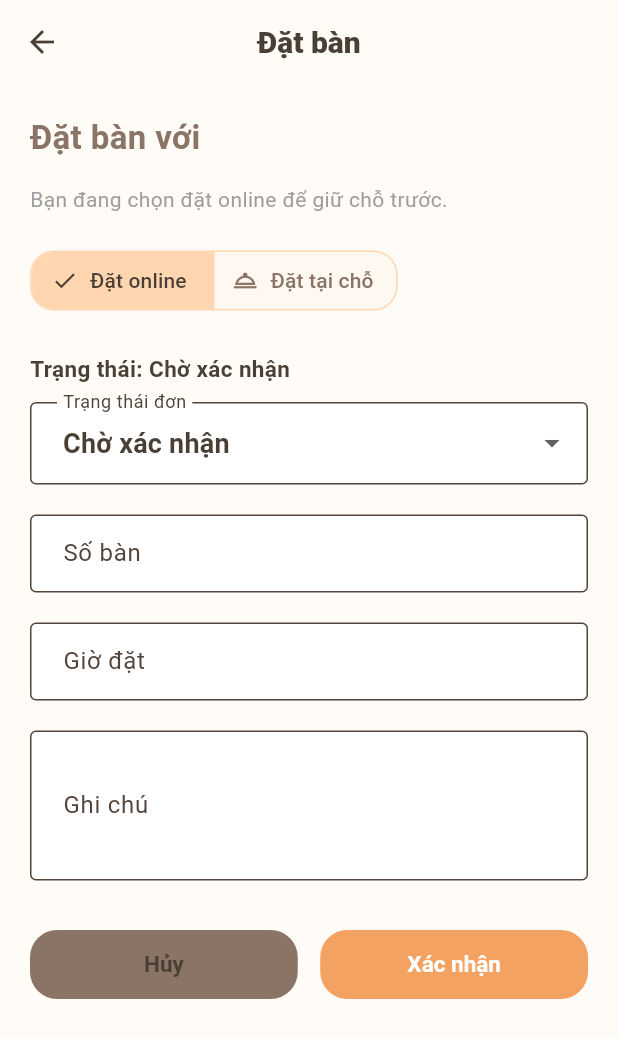
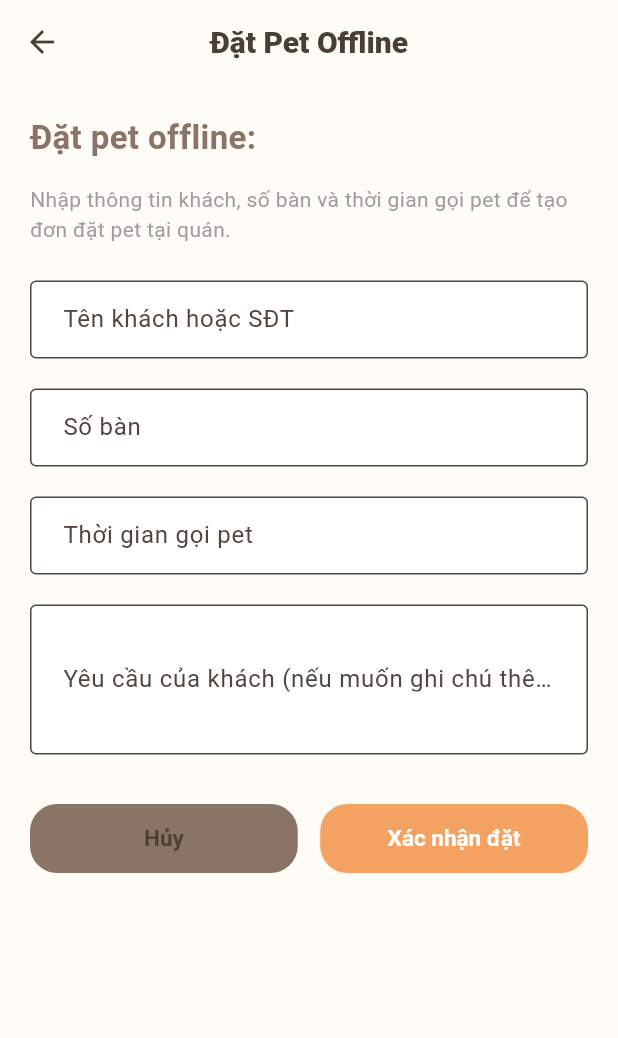
Before and after one commit to Tran-Tuyen-144/Project-Mobile-Sum26, a Flutter app: the BookingPetScreen screen opened directly with empty values, on a phone screen of 412 x 824 dp. Shown: the top 1038 px of the screen. Run offline on Flutter 3.47's test engine with Material 3 defaults, Android fonts, the light colour scheme and no system bars; our stand-ins replace app_links, firebase_core, go_router, image_picker, share_plus, shared_preferences; accounts and stored records are empty.

Commit message:
Update offline pet booking flow, labels, and add new pet entries

```diff
--- a/lib/screens/customer/PetProfile/booking_pet_screen.dart
+++ b/lib/screens/customer/PetProfile/booking_pet_screen.dart
@@ -1,5 +1,6 @@
 import 'package:flutter/material.dart';
 
+import '../../../services/pet_booking_store.dart';
 import '../../../theme/app_colors.dart';
 
 class BookingPetScreen extends StatefulWidget {
@@ -17,29 +18,33 @@ class BookingPetScreen extends StatefulWidget {
 
 class _BookingPetScreenState extends State<BookingPetScreen> {
   final _formKey = GlobalKey<FormState>();
+  final TextEditingController customerController = TextEditingController();
   final TextEditingController tableController = TextEditingController();
-  final TextEditingController hourController = TextEditingController();
+  final TextEditingController timeController = TextEditingController();
   final TextEditingController noteController = TextEditingController();
 
-  String _bookingMode = 'online';
-  String _bookingStatus = 'pending';
+  late final String _selectedPetName;
 
-  final Map<String, String> _statusLabels = {
-    'pending': 'Chờ xác nhận',
-    'confirmed': 'Đã xác nhận',
-    'serving': 'Đang phục vụ',
-    'completed': 'Hoàn thành',
-    'cancelled': 'Đã hủy',
-  };
+  @override
+  void initState() {
+    super.initState();
+    _selectedPetName = widget.petName;
+  }
+
+  @override
+  void dispose() {
+    customerController.dispose();
+    tableController.dispose();
+    timeController.dispose();
+    noteController.dispose();
+    super.dispose();
+  }
 
   @override
   Widget build(BuildContext context) {
-    final isWalkIn = _bookingMode == 'walk_in';
-    final currentStatusLabel = _statusLabels[_bookingStatus] ?? 'Chờ xác nhận';
-
     return Scaffold(
       appBar: AppBar(
-        title: const Text("Đặt bàn"),
+        title: const Text('Đặt Pet Offline'),
       ),
       body: SingleChildScrollView(
         padding: const EdgeInsets.all(20),
@@ -49,114 +54,55 @@ class _BookingPetScreenState extends State<BookingPetScreen> {
             crossAxisAlignment: CrossAxisAlignment.start,
             children: [
               Text(
-                "Đặt bàn với ${widget.petName}",
+                'Đặt pet offline: $_selectedPetName',
                 style: const TextStyle(
                   fontSize: 22,
                   fontWeight: FontWeight.bold,
                 ),
               ),
               const SizedBox(height: 16),
-              Text(
-                isWalkIn
-                    ? "Bạn đang chọn gọi tại chỗ để đến trực tiếp."
-                    : "Bạn đang chọn đặt online để giữ chỗ trước.",
-                style: const TextStyle(fontSize: 14, color: Colors.grey),
-              ),
-              const SizedBox(height: 20),
-              SegmentedButton<String>(
-                style: ButtonStyle(
-                  backgroundColor: MaterialStateProperty.resolveWith((states) {
-                    return states.contains(MaterialState.selected)
-                        ? AppColors.primarySoft
-                        : AppColors.cream;
-                  }),
-                  foregroundColor: MaterialStateProperty.resolveWith((states) {
-                    return states.contains(MaterialState.selected)
-                        ? AppColors.textDark
-                        : AppColors.textSoft;
-                  }),
-                  side: MaterialStateProperty.all(
-                    BorderSide(color: AppColors.primarySoft),
-                  ),
-                  shape: MaterialStateProperty.all(
-                    RoundedRectangleBorder(
-                      borderRadius: BorderRadius.circular(16),
-                    ),
-                  ),
-                ),
-                segments: const [
-                  ButtonSegment<String>(
-                    value: 'online',
-                    label: Text('Đặt online'),
-                    icon: Icon(Icons.online_prediction),
-                  ),
-                  ButtonSegment<String>(
-                    value: 'walk_in',
-                    label: Text('Đặt tại chỗ'),
-                    icon: Icon(Icons.room_service_outlined),
-                  ),
-                ],
-                selected: <String>{_bookingMode},
-                onSelectionChanged: (Set<String> newSelection) {
-                  setState(() {
-                    _bookingMode = newSelection.first;
-                  });
-                },
+              const Text(
+                'Nhập thông tin khách, số bàn và thời gian gọi pet để tạo đơn đặt pet tại quán.',
+                style: TextStyle(fontSize: 14, color: Colors.grey),
               ),
               const SizedBox(height: 24),
-              Text(
-                'Trạng thái: $currentStatusLabel',
-                style: const TextStyle(
-                  fontSize: 15,
-                  fontWeight: FontWeight.w600,
-                  color: AppColors.textDark,
-                ),
-              ),
-              const SizedBox(height: 12),
-              DropdownButtonFormField<String>(
-                value: _bookingStatus,
+              TextFormField(
+                controller: customerController,
                 decoration: const InputDecoration(
-                  labelText: 'Trạng thái đơn',
+                  labelText: 'Tên khách hoặc SĐT',
                   border: OutlineInputBorder(),
                 ),
-                items: _statusLabels.entries.map((entry) {
-                  return DropdownMenuItem<String>(
-                    value: entry.key,
-                    child: Text(entry.value),
-                  );
-                }).toList(),
-                onChanged: (value) {
-                  if (value != null) {
-                    setState(() {
-                      _bookingStatus = value;
-                    });
+                validator: (value) {
+                  if (value == null || value.isEmpty) {
+                    return 'Vui lòng nhập tên khách hoặc SĐT';
                   }
+                  return null;
                 },
               ),
               const SizedBox(height: 20),
               TextFormField(
                 controller: tableController,
                 decoration: const InputDecoration(
-                  labelText: "Số bàn",
+                  labelText: 'Số bàn',
                   border: OutlineInputBorder(),
                 ),
                 validator: (value) {
                   if (value == null || value.isEmpty) {
-                    return "Vui lòng nhập số bàn";
+                    return 'Vui lòng nhập số bàn';
                   }
                   return null;
                 },
               ),
               const SizedBox(height: 20),
               TextFormField(
-                controller: hourController,
-                decoration: InputDecoration(
-                  labelText: isWalkIn ? "Giờ đến" : "Giờ đặt",
-                  border: const OutlineInputBorder(),
+                controller: timeController,
+                decoration: const InputDecoration(
+                  labelText: 'Thời gian gọi pet',
+                  border: OutlineInputBorder(),
                 ),
                 validator: (value) {
                   if (value == null || value.isEmpty) {
-                    return isWalkIn ? "Vui lòng nhập giờ đến" : "Vui lòng nhập giờ đặt";
+                    return 'Vui lòng nhập thời gian gọi pet';
                   }
                   return null;
                 },
@@ -166,7 +112,7 @@ class _BookingPetScreenState extends State<BookingPetScreen> {
                 controller: noteController,
                 maxLines: 3,
                 decoration: const InputDecoration(
-                  labelText: "Ghi chú",
+                  labelText: 'Yêu cầu của khách (nếu muốn ghi chú thêm)',
                   border: OutlineInputBorder(),
                 ),
               ),
@@ -186,7 +132,7 @@ class _BookingPetScreenState extends State<BookingPetScreen> {
                       onPressed: () {
                         Navigator.pop(context);
                       },
-                      child: const Text("Hủy"),
+                      child: const Text('Hủy'),
                     ),
                   ),
                   const SizedBox(width: 15),
@@ -202,18 +148,33 @@ class _BookingPetScreenState extends State<BookingPetScreen> {
                       ),
                       onPressed: () {
                         if (_formKey.currentState!.validate()) {
-                          final message = isWalkIn
-                              ? 'Đã ghi nhận gọi tại chỗ cho ${widget.petName}. Trạng thái: $currentStatusLabel'
-                              : 'Đặt online thành công cho ${widget.petName}. Trạng thái: $currentStatusLabel';
-
-                          ScaffoldMessenger.of(context).showSnackBar(
-                            SnackBar(content: Text(message)),
+                          PetBookingStore.instance.markPetBooked(_selectedPetName);
+                          showDialog(
+                            context: context,
+                            builder: (_) {
+                              return AlertDialog(
+                                shape: RoundedRectangleBorder(
+                                  borderRadius: BorderRadius.circular(24),
+                                ),
+                                title: const Text('Đặt pet thành công'),
+                                content: Text(
+                                  'Đã đặt $_selectedPetName thành công cho ${customerController.text}.',
+                                ),
+                                actions: [
+                                  TextButton(
+                                    onPressed: () {
+                                      Navigator.pop(context);
+                                      Navigator.pop(context);
+                                    },
+                                    child: const Text('Đóng'),
+                                  ),
+                                ],
+                              );
+                            },
                           );
-
-                          Navigator.pop(context);
                         }
                       },
-                      child: const Text("Xác nhận"),
+                      child: const Text('Xác nhận đặt'),
                     ),
                   ),
                 ],
--- /dev/null
+++ b/lib/services/pet_booking_store.dart
@@ -0,0 +1,183 @@
+import 'package:flutter/material.dart';
+
+class PetProfile {
+  final String name;
+  final String age;
+  final String healthStatus;
+  final String bookingStatus;
+  final bool isAvailable;
+  final Color color;
+
+  const PetProfile({
+    required this.name,
+    required this.age,
+    required this.healthStatus,
+    required this.bookingStatus,
+    required this.isAvailable,
+    required this.color,
+  });
+
+  PetProfile copyWith({
+    String? name,
+    String? age,
+    String? healthStatus,
+    String? bookingStatus,
+    bool? isAvailable,
+    Color? color,
+  }) {
+    return PetProfile(
+      name: name ?? this.name,
+      age: age ?? this.age,
+      healthStatus: healthStatus ?? this.healthStatus,
+      bookingStatus: bookingStatus ?? this.bookingStatus,
+      isAvailable: isAvailable ?? this.isAvailable,
+      color: color ?? this.color,
+    );
+  }
+
+  Map<String, dynamic> toMap() {
+    return {
+      'name': name,
+      'age': age,
+      'healthStatus': healthStatus,
+      'bookingStatus': bookingStatus,
+      'isAvailable': isAvailable,
+    };
+  }
+}
+
+class PetBookingStore {
+  PetBookingStore._();
+
+  static final PetBookingStore instance = PetBookingStore._();
+
+  final ValueNotifier<List<PetProfile>> petsNotifier = ValueNotifier<List<PetProfile>>(
+    [
+      PetProfile(
+        name: 'Mailisa',
+        age: '2 tuổi',
+        healthStatus: 'Khỏe mạnh',
+        bookingStatus: 'Có sẵn',
+        isAvailable: true,
+        color: Colors.orange.shade100,
+      ),
+      PetProfile(
+        name: 'Corgi Lucky',
+        age: '3 tuổi',
+        healthStatus: 'Đã tiêm phòng',
+        bookingStatus: 'Có sẵn',
+        isAvailable: true,
+        color: Colors.blue.shade100,
+      ),
+      PetProfile(
+        name: 'Golden Max',
+        age: '4 tuổi',
+        healthStatus: 'Đang được theo dõi',
+        bookingStatus: 'Đã được đặt',
+        isAvailable: false,
+        color: Colors.grey,
+      ),
+      PetProfile(
+        name: 'Mèo Mochi',
+        age: '1 tuổi',
+        healthStatus: 'Khỏe mạnh',
+        bookingStatus: 'Có sẵn',
+        isAvailable: true,
+        color: Colors.green.shade100,
+      ),
+      PetProfile(
+        name: 'Shiba Ken',
+        age: '2 tuổi',
+        healthStatus: 'Khỏe mạnh',
+        bookingStatus: 'Có sẵn',
+        isAvailable: true,
+        color: Colors.yellow.shade100,
+      ),
+      PetProfile(
+        name: 'Poodle Coco',
+        age: '3 tuổi',
+        healthStatus: 'Đã tiêm phòng',
+        bookingStatus: 'Đã được đặt',
+        isAvailable: false,
+        color: Colors.grey,
+      ),
+      PetProfile(
+        name: 'Mèo Luna',
+        age: '2 tuổi',
+        healthStatus: 'Khỏe mạnh',
+        bookingStatus: 'Có sẵn',
+        isAvailable: true,
+        color: Colors.pink.shade100,
+      ),
+      PetProfile(
+        name: 'Husky Snow',
+        age: '5 tuổi',
+        healthStatus: 'Cần chăm sóc đặc biệt',
+        bookingStatus: 'Đã được đặt',
+        isAvailable: false,
+        color: Colors.grey,
+      ),
+      PetProfile(
+        name: 'Chó Beo',
+        age: '2 tuổi',
+        healthStatus: 'Khỏe mạnh',
+        bookingStatus: 'Có sẵn',
+        isAvailable: true,
+        color: Colors.purple.shade100,
+      ),
+      PetProfile(
+        name: 'Mèo Tama',
+        age: '3 tuổi',
+        healthStatus: 'Đã tiêm phòng',
+        bookingStatus: 'Có sẵn',
+        isAvailable: true,
+        color: Colors.teal.shade100,
+      ),
+      PetProfile(
+        name: 'Cún Miu',
+        age: '1 tuổi',
+        healthStatus: 'Khỏe mạnh',
+        bookingStatus: 'Có sẵn',
+        isAvailable: true,
+        color: Colors.lime.shade100,
+      ),
+      PetProfile(
+        name: 'Mèo Nâu',
+        age: '4 tuổi',
+        healthStatus: 'Đang theo dõi',
+        bookingStatus: 'Đã được đặt',
+        isAvailable: false,
+        color: Colors.brown.shade200,
+      ),
+      PetProfile(
+        name: 'Pug Cookie',
+        age: '2 tuổi',
+        healthStatus: 'Khỏe mạnh',
+        bookingStatus: 'Có sẵn',
+        isAvailable: true,
+        color: Colors.cyan.shade100,
+      ),
+    ],
+  );
+
+  List<PetProfile> get pets => petsNotifier.value;
+
+  void markPetBooked(String petName) {
+    final index = pets.indexWhere((pet) => pet.name == petName);
+    if (index == -1) {
+      return;
+    }
+
+    final currentPet = pets[index];
+    if (currentPet.bookingStatus == 'Đã được đặt') {
+      return;
+    }
+
+    final updatedPets = [...pets];
+    updatedPets[index] = currentPet.copyWith(
+      bookingStatus: 'Đã được đặt',
+      isAvailable: false,
+    );
+    petsNotifier.value = updatedPets;
+  }
+}
```
Also changed, not shown: lib/screens/customer/PetProfile/pet_detail_screen.dart (+43 -22 lines), lib/screens/customer/PetProfile/pet_list_screen.dart (+36 -67 lines), lib/screens/customer/booking_confirm/booking_confirm_screen.dart (+6 -2 lines), lib/screens/customer/profile/customer_profile_screen.dart (+17 -10 lines), lib/screens/customer/profile/profile_widgets.dart (+70 -3 lines).
